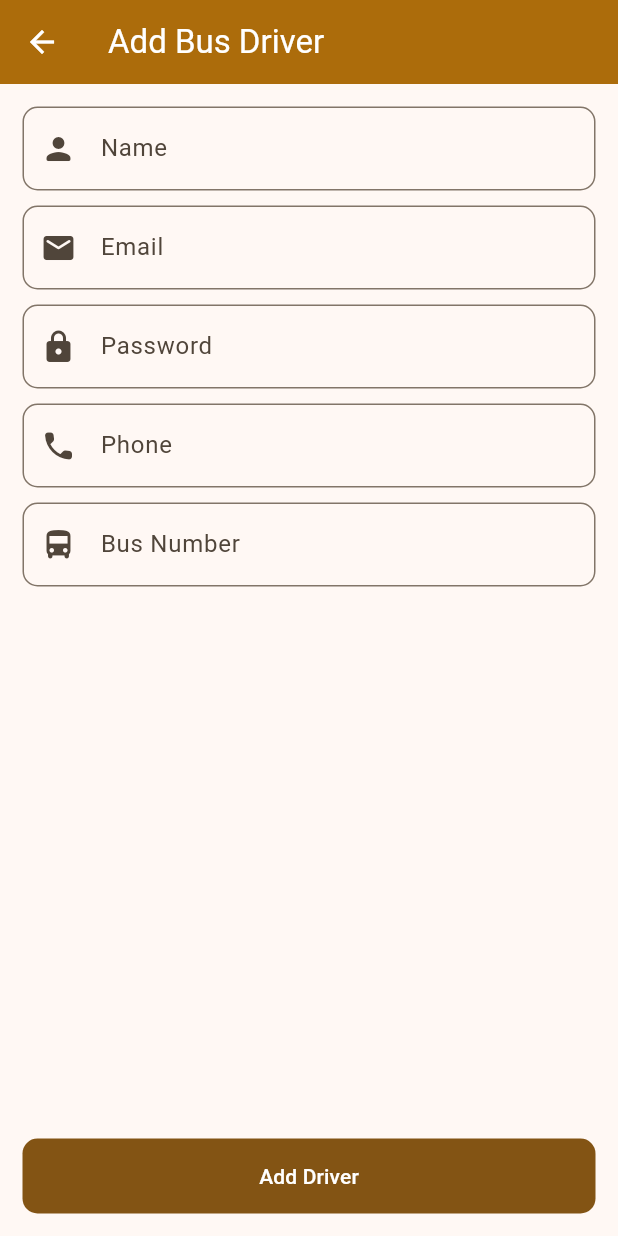
After one commit to MiniCodedev/bus_tracker_app, a Flutter app: the AdminHomePage screen opened directly, after a tap on the "add" icon, on a phone screen of 412 x 824 dp. The commit adds this screen. Run offline on Flutter 3.47's test engine with Material 3 defaults, Android fonts, the phone set to English and light mode, and no system bars; our stand-ins replace cloud_firestore, firebase_auth, firebase_core, flutter_bloc, flutter_svg, fpdart and 4 more; accounts and stored records are empty; Roboto replaces fonts that are missing (Poppins).

Commit message:
Add admin functionality; implement AddBusDriverPage, update AdminHomePage, and enhance authentication logic

```diff
--- a/lib/core/theme/app_theme.dart
+++ b/lib/core/theme/app_theme.dart
@@ -3,6 +3,10 @@ import 'app_colors.dart';
 
 class AppTheme {
   static ThemeData lightTheme = ThemeData(
+    appBarTheme: AppBarTheme(
+      backgroundColor: AppColors.primaryColor,
+      foregroundColor: Colors.white,
+    ),
     colorSchemeSeed: AppColors.primaryColor,
     fontFamily: "Poppins",
     useMaterial3: true,
--- /dev/null
+++ b/lib/features/admin_home/presentation/pages/add_bus_driver_page.dart
@@ -0,0 +1,69 @@
+import 'package:bus_tracker_app/core/common/widgets/basic_button.dart';
+import 'package:bus_tracker_app/core/common/widgets/basic_field.dart';
+import 'package:flutter/material.dart';
+
+class AddBusDriverPage extends StatefulWidget {
+  const AddBusDriverPage({super.key});
+
+  @override
+  State<AddBusDriverPage> createState() => _AddBusDriverPageState();
+}
+
+class _AddBusDriverPageState extends State<AddBusDriverPage> {
+  final TextEditingController nameController = TextEditingController();
+  final TextEditingController emailController = TextEditingController();
+  final TextEditingController passwordController = TextEditingController();
+  final TextEditingController phoneController = TextEditingController();
+  final TextEditingController busNumberController = TextEditingController();
+
+  @override
+  Widget build(BuildContext context) {
+    return Scaffold(
+      appBar: AppBar(
+        title: Text('Add Bus Driver'),
+      ),
+      body: SingleChildScrollView(
+        child: Padding(
+          padding: const EdgeInsets.all(15.0),
+          child: Column(
+            spacing: 10,
+            children: [
+              BasicField(
+                controller: nameController,
+                icon: Icons.person_rounded,
+                hintText: 'Name',
+              ),
+              BasicField(
+                controller: emailController,
+                icon: Icons.email_rounded,
+                hintText: 'Email',
+              ),
+              BasicField(
+                controller: passwordController,
+                icon: Icons.lock_rounded,
+                hintText: 'Password',
+              ),
+              BasicField(
+                controller: phoneController,
+                icon: Icons.phone_rounded,
+                hintText: 'Phone',
+              ),
+              BasicField(
+                controller: busNumberController,
+                icon: Icons.directions_bus_rounded,
+                hintText: 'Bus Number',
+              ),
+            ],
+          ),
+        ),
+      ),
+      bottomNavigationBar: Padding(
+        padding: const EdgeInsets.all(15.0),
+        child: BasicButton(
+          onPressed: () {},
+          text: 'Add Driver',
+        ),
+      ),
+    );
+  }
+}
--- a/lib/features/admin_home/presentation/pages/admin_home_page.dart
+++ b/lib/features/admin_home/presentation/pages/admin_home_page.dart
@@ -1,13 +1,33 @@
+import 'package:bus_tracker_app/features/admin_home/presentation/pages/add_bus_driver_page.dart';
+import 'package:bus_tracker_app/features/auth/presentation/bloc/auth_bloc.dart';
 import 'package:flutter/material.dart';
+import 'package:flutter_bloc/flutter_bloc.dart';
 
 class AdminHomePage extends StatelessWidget {
   const AdminHomePage({super.key});
 
   @override
   Widget build(BuildContext context) {
-    return const Scaffold(
-      body: Center(
-        child: Text("Admin Page"),
+    return Scaffold(
+      appBar: AppBar(
+        centerTitle: true,
+        title: Text(
+          'Admin',
+        ),
+        actions: [
+          IconButton(
+              onPressed: () {
+                context.read<AuthBloc>().add(AuthUserLogout());
+              },
+              icon: Icon(Icons.logout_rounded))
+        ],
+      ),
+      floatingActionButton: FloatingActionButton(
+        onPressed: () {
+          Navigator.push(context,
+              MaterialPageRoute(builder: (context) => AddBusDriverPage()));
+        },
+        child: Icon(Icons.add),
       ),
     );
   }
--- a/lib/features/auth/data/auth_remote_datasources.dart
+++ b/lib/features/auth/data/auth_remote_datasources.dart
@@ -47,13 +47,17 @@ class AuthRemoteDataSource {
       if (credential.user == null) {
         throw ServerException('Error signing in with email: User not found');
       }
-      if (email == "admin@jpr.com") {
+      if (email != "admin@jpr.com") {
         DriverUserModel userModel =
             await databaseRemoteDatasources.getUserByUid(credential.user!.uid);
         return userModel;
       }
       return DriverUserModel(
-          uid: 'uid', name: "name", email: email, busNo: 0, phoneNo: "phoneNo");
+          uid: credential.user!.uid,
+          name: "admin",
+          email: email,
+          busNo: 0,
+          phoneNo: "phoneNo");
     } on ServerException catch (e) {
       throw ServerException('Error signing in with email: ${e.message}');
     } catch (e) {
--- a/lib/features/auth/presentation/bloc/auth_bloc.dart
+++ b/lib/features/auth/presentation/bloc/auth_bloc.dart
@@ -28,7 +28,11 @@ class AuthBloc extends Bloc<AuthEvent, AuthState> {
     result.fold(
       (failure) => emit(AuthFailure(failure.message)),
       (driverUserModel) {
-        appUserCubit.setUser(null, driverUserModel);
+        if (driverUserModel.name == "admin") {
+          appUserCubit.setUser(null, null, isAdmin: true);
+        } else {
+          appUserCubit.setUser(null, driverUserModel);
+        }
       },
     );
   }
--- a/lib/features/auth/presentation/pages/auth_page.dart
+++ b/lib/features/auth/presentation/pages/auth_page.dart
@@ -76,7 +76,7 @@ class _AuthPageState extends State<AuthPage> {
                     ),
                     BasicField(
                       hintText: "Password",
-                      icon: Icons.password_rounded,
+                      icon: Icons.lock_rounded,
                       controller: passwordController,
                       isobscureText: true,
                     ),
```
